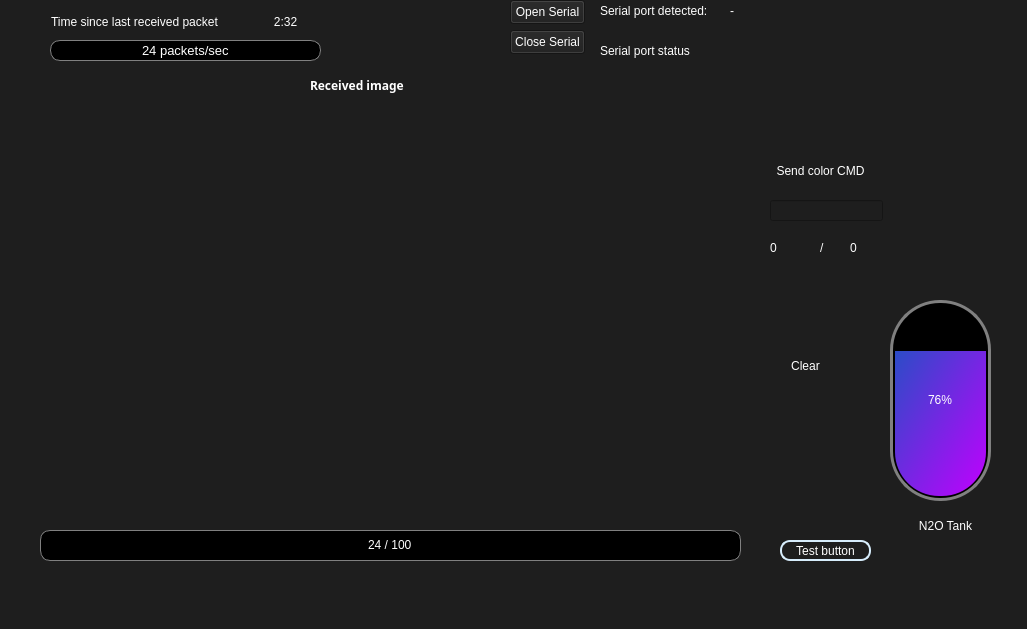
Before: the Qt Designer form UI/Xstrato.ui in MorgesHAB/ERT2023GS, drawn with Qt 5.
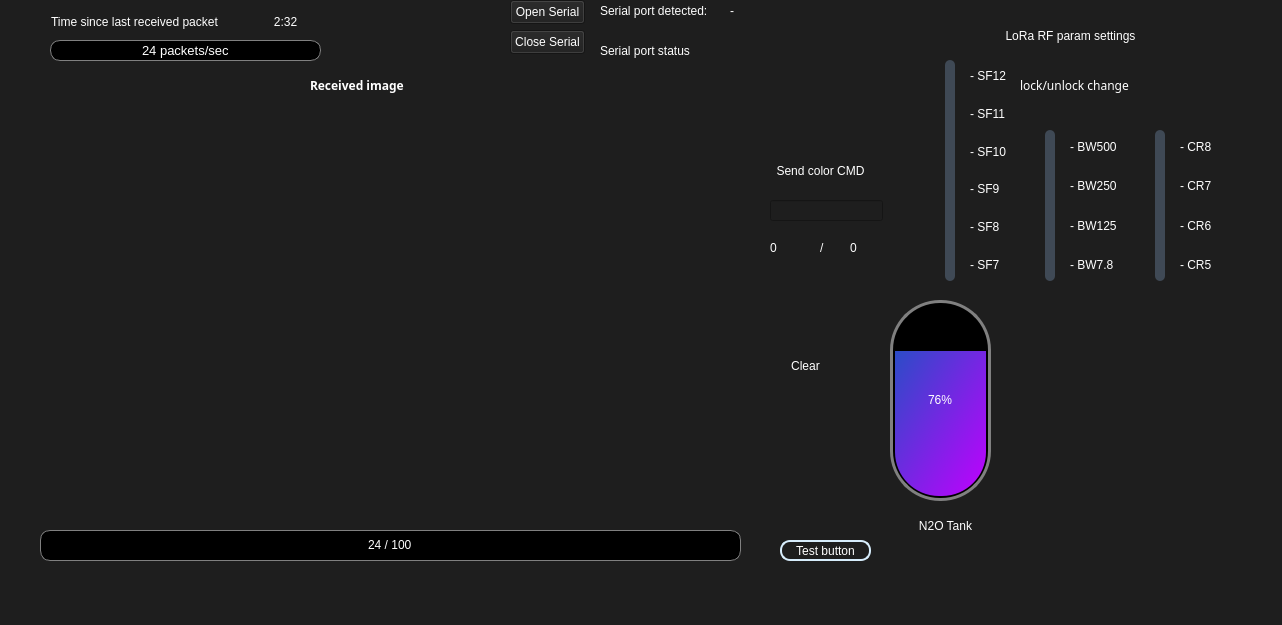
After: the same form once the commit is applied. Icons and pictures are not drawn.

Commit message: Add XRF interface

The edit to the form file:
```diff
--- a/UI/Xstrato.ui
+++ b/UI/Xstrato.ui
@@ -6,8 +6,8 @@
    <rect>
     <x>0</x>
     <y>0</y>
-    <width>1027</width>
-    <height>629</height>
+    <width>1282</width>
+    <height>625</height>
    </rect>
   </property>
   <property name="windowTitle">
@@ -489,6 +489,367 @@
      <string>-</string>
     </property>
    </widget>
+   <widget class="QSlider" name="LoRa_SF_slider">
+    <property name="enabled">
+     <bool>false</bool>
+    </property>
+    <property name="geometry">
+     <rect>
+      <x>920</x>
+      <y>60</y>
+      <width>61</width>
+      <height>221</height>
+     </rect>
+    </property>
+    <property name="styleSheet">
+     <string notr="true">QSlider::groove {
+	background:rgb(63, 73, 85);
+	width: 10px;
+	border-radius: 5px;
+}
+
+QSlider::handle {
+    height: 25px;	
+	image: url(:/assets/arrow.png);
+	margin: 5px -20px; /* expand outside the groove */
+}</string>
+    </property>
+    <property name="minimum">
+     <number>7</number>
+    </property>
+    <property name="maximum">
+     <number>12</number>
+    </property>
+    <property name="value">
+     <number>7</number>
+    </property>
+    <property name="orientation">
+     <enum>Qt::Vertical</enum>
+    </property>
+    <property name="tickPosition">
+     <enum>QSlider::TicksAbove</enum>
+    </property>
+    <property name="tickInterval">
+     <number>1</number>
+    </property>
+   </widget>
+   <widget class="QWidget" name="verticalLayoutWidget">
+    <property name="geometry">
+     <rect>
+      <x>970</x>
+      <y>60</y>
+      <width>41</width>
+      <height>221</height>
+     </rect>
+    </property>
+    <layout class="QVBoxLayout" name="verticalLayout">
+     <item>
+      <widget class="QLabel" name="label_10">
+       <property name="text">
+        <string>- SF12</string>
+       </property>
+      </widget>
+     </item>
+     <item>
+      <widget class="QLabel" name="label_8">
+       <property name="text">
+        <string>- SF11</string>
+       </property>
+      </widget>
+     </item>
+     <item>
+      <widget class="QLabel" name="label_6">
+       <property name="text">
+        <string>- SF10</string>
+       </property>
+      </widget>
+     </item>
+     <item>
+      <widget class="QLabel" name="label_5">
+       <property name="text">
+        <string>- SF9</string>
+       </property>
+      </widget>
+     </item>
+     <item>
+      <widget class="QLabel" name="label_7">
+       <property name="text">
+        <string>- SF8</string>
+       </property>
+      </widget>
+     </item>
+     <item>
+      <widget class="QLabel" name="label_4">
+       <property name="text">
+        <string>- SF7</string>
+       </property>
+      </widget>
+     </item>
+    </layout>
+   </widget>
+   <widget class="QSlider" name="LoRa_BW_slider">
+    <property name="enabled">
+     <bool>false</bool>
+    </property>
+    <property name="geometry">
+     <rect>
+      <x>1020</x>
+      <y>130</y>
+      <width>61</width>
+      <height>151</height>
+     </rect>
+    </property>
+    <property name="styleSheet">
+     <string notr="true">QSlider::groove {
+	background:rgb(63, 73, 85);
+	width: 10px;
+	border-radius: 5px;
+}
+
+QSlider::handle {
+    height: 25px;	
+	image: url(:/assets/arrow.png);
+	margin: 5px -20px; /* expand outside the groove */
+}</string>
+    </property>
+    <property name="minimum">
+     <number>1</number>
+    </property>
+    <property name="maximum">
+     <number>4</number>
+    </property>
+    <property name="pageStep">
+     <number>1</number>
+    </property>
+    <property name="value">
+     <number>2</number>
+    </property>
+    <property name="orientation">
+     <enum>Qt::Vertical</enum>
+    </property>
+    <property name="tickPosition">
+     <enum>QSlider::TicksAbove</enum>
+    </property>
+    <property name="tickInterval">
+     <number>1</number>
+    </property>
+   </widget>
+   <widget class="QWidget" name="verticalLayoutWidget_2">
+    <property name="geometry">
+     <rect>
+      <x>1070</x>
+      <y>130</y>
+      <width>51</width>
+      <height>151</height>
+     </rect>
+    </property>
+    <layout class="QVBoxLayout" name="verticalLayout_2">
+     <item>
+      <widget class="QLabel" name="label_12">
+       <property name="text">
+        <string>- BW500</string>
+       </property>
+      </widget>
+     </item>
+     <item>
+      <widget class="QLabel" name="label_14">
+       <property name="text">
+        <string>- BW250</string>
+       </property>
+      </widget>
+     </item>
+     <item>
+      <widget class="QLabel" name="label_15">
+       <property name="text">
+        <string>- BW125</string>
+       </property>
+      </widget>
+     </item>
+     <item>
+      <widget class="QLabel" name="label_16">
+       <property name="text">
+        <string>- BW7.8</string>
+       </property>
+      </widget>
+     </item>
+    </layout>
+   </widget>
+   <widget class="QSlider" name="LoRa_CR_slider">
+    <property name="enabled">
+     <bool>false</bool>
+    </property>
+    <property name="geometry">
+     <rect>
+      <x>1130</x>
+      <y>130</y>
+      <width>61</width>
+      <height>151</height>
+     </rect>
+    </property>
+    <property name="styleSheet">
+     <string notr="true">QSlider::groove {
+	background:rgb(63, 73, 85);
+	width: 10px;
+	border-radius: 5px;
+}
+
+QSlider::handle {
+    height: 25px;	
+	image: url(:/assets/arrow.png);
+	margin: 5px -20px; /* expand outside the groove */
+}</string>
+    </property>
+    <property name="minimum">
+     <number>5</number>
+    </property>
+    <property name="maximum">
+     <number>8</number>
+    </property>
+    <property name="pageStep">
+     <number>1</number>
+    </property>
+    <property name="value">
+     <number>7</number>
+    </property>
+    <property name="orientation">
+     <enum>Qt::Vertical</enum>
+    </property>
+    <property name="tickPosition">
+     <enum>QSlider::TicksAbove</enum>
+    </property>
+    <property name="tickInterval">
+     <number>1</number>
+    </property>
+   </widget>
+   <widget class="QWidget" name="verticalLayoutWidget_3">
+    <property name="geometry">
+     <rect>
+      <x>1180</x>
+      <y>130</y>
+      <width>51</width>
+      <height>151</height>
+     </rect>
+    </property>
+    <layout class="QVBoxLayout" name="verticalLayout_3">
+     <item>
+      <widget class="QLabel" name="label_17">
+       <property name="text">
+        <string>- CR8</string>
+       </property>
+      </widget>
+     </item>
+     <item>
+      <widget class="QLabel" name="label_18">
+       <property name="text">
+        <string>- CR7</string>
+       </property>
+      </widget>
+     </item>
+     <item>
+      <widget class="QLabel" name="label_19">
+       <property name="text">
+        <string>- CR6</string>
+       </property>
+      </widget>
+     </item>
+     <item>
+      <widget class="QLabel" name="label_20">
+       <property name="text">
+        <string>- CR5</string>
+       </property>
+      </widget>
+     </item>
+    </layout>
+   </widget>
+   <widget class="QLabel" name="label_21">
+    <property name="geometry">
+     <rect>
+      <x>910</x>
+      <y>20</y>
+      <width>321</width>
+      <height>31</height>
+     </rect>
+    </property>
+    <property name="styleSheet">
+     <string notr="true">	color: white;
+	font: 16pt &quot;Calibri Light&quot;;</string>
+    </property>
+    <property name="text">
+     <string>LoRa RF param settings</string>
+    </property>
+    <property name="alignment">
+     <set>Qt::AlignCenter</set>
+    </property>
+   </widget>
+   <widget class="QLabel" name="label_22">
+    <property name="geometry">
+     <rect>
+      <x>1020</x>
+      <y>70</y>
+      <width>131</width>
+      <height>31</height>
+     </rect>
+    </property>
+    <property name="font">
+     <font>
+      <family>Segoe UI Black</family>
+      <bold>true</bold>
+     </font>
+    </property>
+    <property name="styleSheet">
+     <string notr="true"/>
+    </property>
+    <property name="text">
+     <string>&lt;html&gt;&lt;head/&gt;&lt;body&gt;&lt;p&gt;&lt;span style=&quot; font-weight:400;&quot;&gt;lock/unlock change&lt;/span&gt;&lt;/p&gt;&lt;/body&gt;&lt;/html&gt;</string>
+    </property>
+   </widget>
+   <widget class="QPushButton" name="lock_RF_param">
+    <property name="geometry">
+     <rect>
+      <x>1160</x>
+      <y>60</y>
+      <width>61</width>
+      <height>51</height>
+     </rect>
+    </property>
+    <property name="styleSheet">
+     <string notr="true">QPushButton{
+qproperty-icon: url(:/assets/keyOFF.png);
+qproperty-iconSize: 50px;
+border-radius: 25px;
+}</string>
+    </property>
+    <property name="text">
+     <string/>
+    </property>
+   </widget>
+   <widget class="QPushButton" name="set_RF_param">
+    <property name="geometry">
+     <rect>
+      <x>1070</x>
+      <y>300</y>
+      <width>61</width>
+      <height>51</height>
+     </rect>
+    </property>
+    <property name="styleSheet">
+     <string notr="true">QPushButton{
+qproperty-icon: url(:/assets/setting.png);
+qproperty-iconSize: 50px;
+border-radius: 25px;
+}
+QPushButton:hover {
+background-color: rgb(10, 0, 0); 
+}
+QPushButton:pressed {
+background-color: rgb(16, 16, 16);
+}
+</string>
+    </property>
+    <property name="text">
+     <string/>
+    </property>
+   </widget>
   </widget>
   <widget class="QMenuBar" name="menubar">
    <property name="geometry">
```
Left out of the diff: 4 changed lines with no effect on the pictures. The commit also changes 5 other files.
